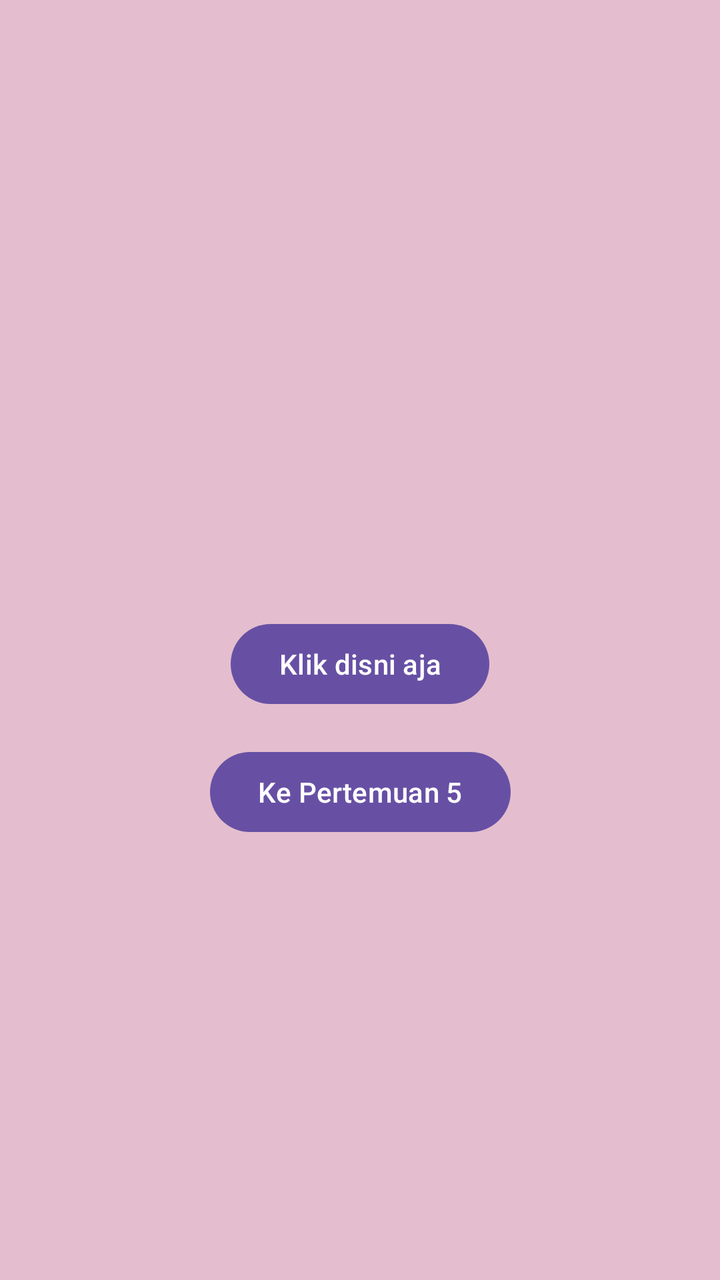
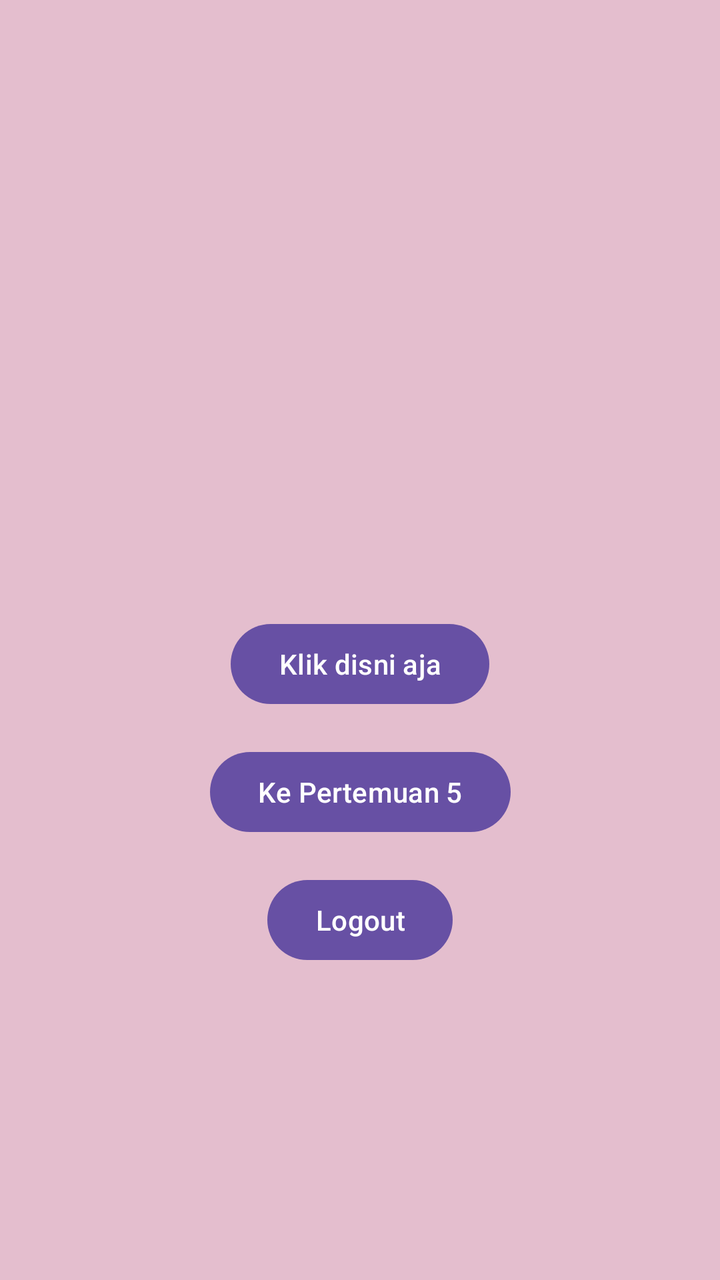

Before-and-after screenshots of an Android layout around one commit, followed by the original layout XML and the change that was made.
<!-- AndroidManifest.xml: application theme Theme.Tifadenia -->
<!-- res/layout/activity_main.xml -->
<?xml version="1.0" encoding="utf-8"?>
<androidx.constraintlayout.widget.ConstraintLayout xmlns:android="http://schemas.android.com/apk/res/android"
    xmlns:app="http://schemas.android.com/apk/res-auto"
    xmlns:tools="http://schemas.android.com/tools"
    android:id="@+id/main"
    android:layout_width="match_parent"
    android:layout_height="match_parent"
    android:background="#5AB35776"
    tools:context=".MainActivity">

    <Button
        android:id="@+id/btnToFourth"
        android:layout_width="wrap_content"
        android:layout_height="wrap_content"
        android:layout_marginTop="24dp"
        android:text="Klik disni aja"
        app:layout_constraintBottom_toBottomOf="parent"
        app:layout_constraintEnd_toEndOf="parent"
        app:layout_constraintStart_toStartOf="parent"
        app:layout_constraintTop_toTopOf="parent" />
    <Button
        android:id="@+id/btnToFifth"
        android:layout_width="wrap_content"
        android:layout_height="wrap_content"
        android:layout_marginTop="16dp"
        android:text="Ke Pertemuan 5"
        app:layout_constraintEnd_toEndOf="parent"
        app:layout_constraintStart_toStartOf="parent"
        app:layout_constraintTop_toBottomOf="@+id/btnToFourth" />

</androidx.constraintlayout.widget.ConstraintLayout>
<!-- resources referenced by this layout -->
<resources>
  <style name="Theme.Tifadenia" parent="Base.Theme.Tifadenia" />
  <style name="Base.Theme.Tifadenia" parent="Theme.Material3.DayNight.NoActionBar">
          
          
      </style>
</resources>

<!-- the commit's change to res/layout/activity_main.xml (unified diff, before → after) -->
@@ -18,6 +18,7 @@
         app:layout_constraintEnd_toEndOf="parent"
         app:layout_constraintStart_toStartOf="parent"
         app:layout_constraintTop_toTopOf="parent" />
+
     <Button
         android:id="@+id/btnToFifth"
         android:layout_width="wrap_content"
@@ -28,4 +29,14 @@
         app:layout_constraintStart_toStartOf="parent"
         app:layout_constraintTop_toBottomOf="@+id/btnToFourth" />
 
+    <Button
+        android:id="@+id/btnLogout"
+        android:layout_width="wrap_content"
+        android:layout_height="wrap_content"
+        android:layout_marginTop="16dp"
+        android:text="Logout"
+        app:layout_constraintEnd_toEndOf="parent"
+        app:layout_constraintStart_toStartOf="parent"
+        app:layout_constraintTop_toBottomOf="@+id/btnToFifth" />
+
 </androidx.constraintlayout.widget.ConstraintLayout>
